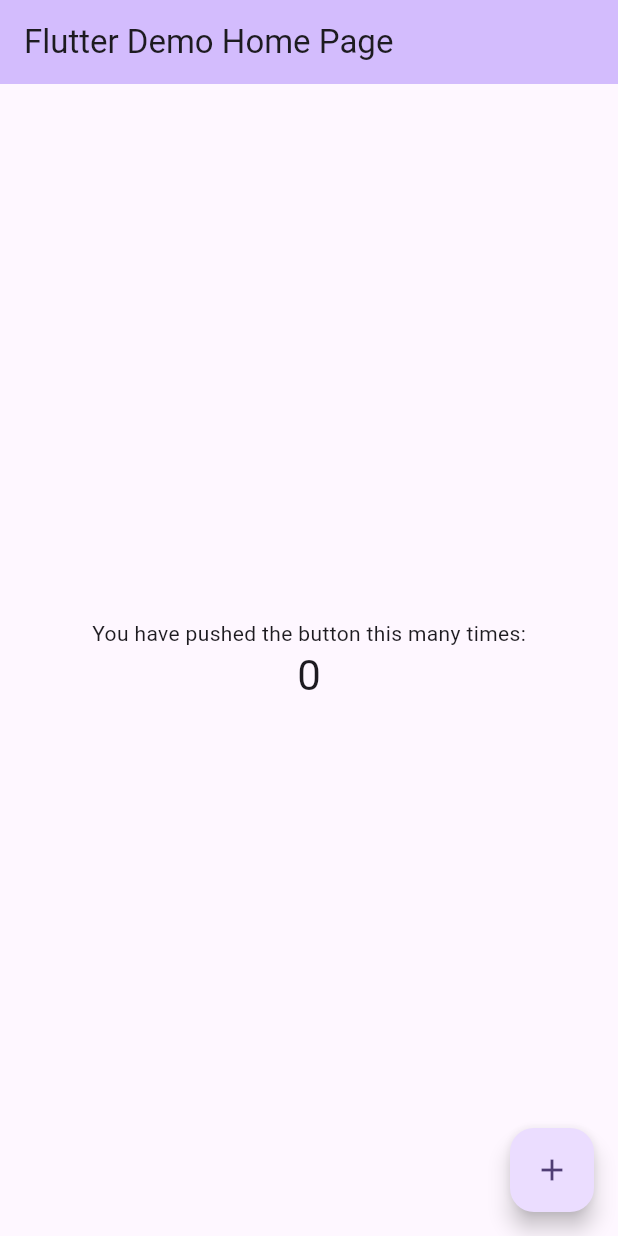
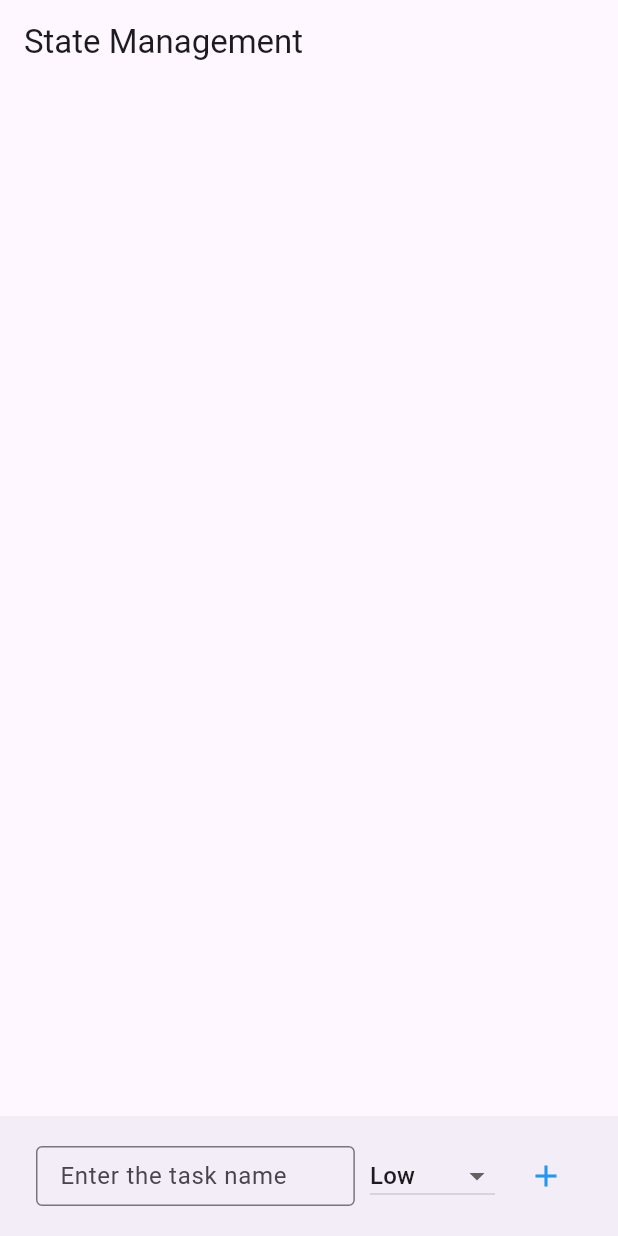
Before and after one commit to Sharmake-gif/stateful_management, a Flutter app: the screen it shows after launch, on a phone screen of 412 x 824 dp. Run offline on Flutter 3.47's test engine with Material 3 defaults, Android fonts, the phone set to English and light mode, and no system bars.

Commit message:
Update main.dart added the add button , checkbox and delete button or trash"

```diff
--- a/lib/main.dart
+++ b/lib/main.dart
@@ -1,125 +1,138 @@
 import 'package:flutter/material.dart';
 
-void main() {
-  runApp(const MyApp());
-}
+void main() => runApp(MyApp());
 
 class MyApp extends StatelessWidget {
-  const MyApp({super.key});
-
-  // This widget is the root of your application.
   @override
   Widget build(BuildContext context) {
     return MaterialApp(
-      title: 'Flutter Demo',
-      theme: ThemeData(
-        // This is the theme of your application.
-        //
-        // TRY THIS: Try running your application with "flutter run". You'll see
-        // the application has a purple toolbar. Then, without quitting the app,
-        // try changing the seedColor in the colorScheme below to Colors.green
-        // and then invoke "hot reload" (save your changes or press the "hot
-        // reload" button in a Flutter-supported IDE, or press "r" if you used
-        // the command line to start the app).
-        //
-        // Notice that the counter didn't reset back to zero; the application
-        // state is not lost during the reload. To reset the state, use hot
-        // restart instead.
-        //
-        // This works for code too, not just values: Most code changes can be
-        // tested with just a hot reload.
-        colorScheme: ColorScheme.fromSeed(seedColor: Colors.deepPurple),
-        useMaterial3: true,
-      ),
-      home: const MyHomePage(title: 'Flutter Demo Home Page'),
+      title: 'State Management',
+      theme: ThemeData(primarySwatch: Colors.blue),
+      home: TaskListScreen(),
     );
   }
 }
 
-class MyHomePage extends StatefulWidget {
-  const MyHomePage({super.key, required this.title});
+class Task {
+  String name;
+  bool completed;
+  String priority;
 
-  // This widget is the home page of your application. It is stateful, meaning
-  // that it has a State object (defined below) that contains fields that affect
-  // how it looks.
-
-  // This class is the configuration for the state. It holds the values (in this
-  // case the title) provided by the parent (in this case the App widget) and
-  // used by the build method of the State. Fields in a Widget subclass are
-  // always marked "final".
-
-  final String title;
-
-  @override
-  State<MyHomePage> createState() => _MyHomePageState();
+  Task({required this.name, this.completed = false, this.priority = 'Low'});
 }
 
-class _MyHomePageState extends State<MyHomePage> {
-  int _counter = 0;
+class TaskListScreen extends StatefulWidget {
+  @override
+  _TaskListScreenState createState() => _TaskListScreenState();
+}
 
-  void _incrementCounter() {
+class _TaskListScreenState extends State<TaskListScreen> {
+  final List<Task> tasks = [];
+  final TextEditingController taskController = TextEditingController();
+  String selectedPriority = 'Low';
+
+  void addTask() {
+    if (taskController.text.isNotEmpty) {
+      setState(() {
+        tasks.add(Task(name: taskController.text, priority: selectedPriority));
+        taskController.clear();
+      });
+    }
+  }
+
+  void toggleComplete(int index) {
     setState(() {
-      // This call to setState tells the Flutter framework that something has
-      // changed in this State, which causes it to rerun the build method below
-      // so that the display can reflect the updated values. If we changed
-      // _counter without calling setState(), then the build method would not be
-      // called again, and so nothing would appear to happen.
-      _counter++;
+      tasks[index].completed = !tasks[index].completed;
+    });
+  }
+
+  void removeTask(int index) {
+    setState(() {
+      tasks.removeAt(index);
     });
   }
 
   @override
   Widget build(BuildContext context) {
-    // This method is rerun every time setState is called, for instance as done
-    // by the _incrementCounter method above.
-    //
-    // The Flutter framework has been optimized to make rerunning build methods
-    // fast, so that you can just rebuild anything that needs updating rather
-    // than having to individually change instances of widgets.
     return Scaffold(
-      appBar: AppBar(
-        // TRY THIS: Try changing the color here to a specific color (to
-        // Colors.amber, perhaps?) and trigger a hot reload to see the AppBar
-        // change color while the other colors stay the same.
-        backgroundColor: Theme.of(context).colorScheme.inversePrimary,
-        // Here we take the value from the MyHomePage object that was created by
-        // the App.build method, and use it to set our appbar title.
-        title: Text(widget.title),
+      appBar: AppBar(title: Text('State Management')),
+      body: Column(
+        children: <Widget>[
+          Expanded(
+            child: ListView.builder(
+              itemCount: tasks.length,
+              itemBuilder: (context, index) {
+                return ListTile(
+                  contentPadding:
+                      EdgeInsets.symmetric(horizontal: 12.0, vertical: 4.0),
+                  title: Row(
+                    mainAxisSize: MainAxisSize.min,
+                    children: [
+                      Checkbox(
+                        value: tasks[index].completed,
+                        onChanged: (_) => toggleComplete(index),
+                      ),
+                      Expanded(
+                        child: Text(
+                          tasks[index].name,
+                          style: TextStyle(
+                            decoration: tasks[index].completed
+                                ? TextDecoration.lineThrough
+                                : TextDecoration.none,
+                          ),
+                        ),
+                      ),
+                      IconButton(
+                        icon: Icon(Icons.delete, color: Colors.red),
+                        onPressed: () => removeTask(index),
+                      ),
+                    ],
+                  ),
+                  subtitle: Text('Priority: ${tasks[index].priority}'),
+                );
+              },
+            ),
+          ),
+        ],
       ),
-      body: Center(
-        // Center is a layout widget. It takes a single child and positions it
-        // in the middle of the parent.
-        child: Column(
-          // Column is also a layout widget. It takes a list of children and
-          // arranges them vertically. By default, it sizes itself to fit its
-          // children horizontally, and tries to be as tall as its parent.
-          //
-          // Column has various properties to control how it sizes itself and
-          // how it positions its children. Here we use mainAxisAlignment to
-          // center the children vertically; the main axis here is the vertical
-          // axis because Columns are vertical (the cross axis would be
-          // horizontal).
-          //
-          // TRY THIS: Invoke "debug painting" (choose the "Toggle Debug Paint"
-          // action in the IDE, or press "p" in the console), to see the
-          // wireframe for each widget.
-          mainAxisAlignment: MainAxisAlignment.center,
-          children: <Widget>[
-            const Text(
-              'You have pushed the button this many times:',
-            ),
-            Text(
-              '$_counter',
-              style: Theme.of(context).textTheme.headlineMedium,
-            ),
-          ],
+      bottomNavigationBar: BottomAppBar(
+        child: Padding(
+          padding: const EdgeInsets.all(8.0),
+          child: Row(
+            children: [
+              Expanded(
+                child: TextField(
+                  controller: taskController,
+                  decoration: InputDecoration(
+                    labelText: 'Enter the task name',
+                    border: OutlineInputBorder(),
+                  ),
+                ),
+              ),
+              SizedBox(width: 10),
+              DropdownButton<String>(
+                value: selectedPriority,
+                items: ['Low', 'Medium', 'High']
+                    .map((priority) => DropdownMenuItem(
+                          value: priority,
+                          child: Text(priority),
+                        ))
+                    .toList(),
+                onChanged: (value) {
+                  setState(() {
+                    selectedPriority = value!;
+                  });
+                },
+              ),
+              SizedBox(width: 10),
+              IconButton(
+                icon: Icon(Icons.add, color: Colors.blue),
+                onPressed: addTask,
+              ),
+            ],
+          ),
         ),
       ),
-      floatingActionButton: FloatingActionButton(
-        onPressed: _incrementCounter,
-        tooltip: 'Increment',
-        child: const Icon(Icons.add),
-      ), // This trailing comma makes auto-formatting nicer for build methods.
     );
   }
 }
```
